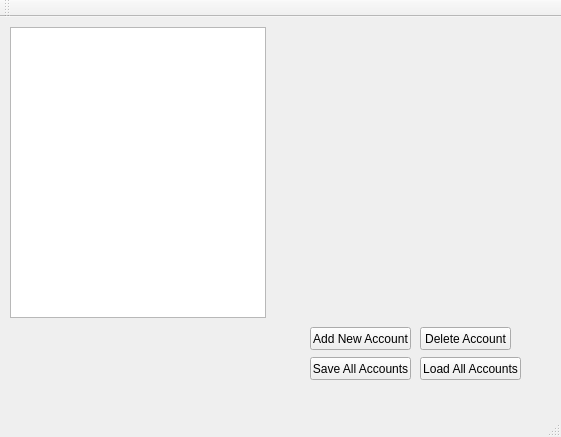
First picture: the form in mainwindow.ui, repository kingyy2013/autobot, before the edit.
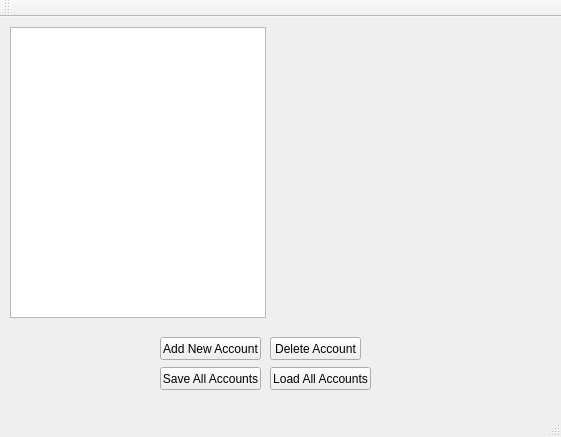
Second picture: the form after the edit.

What changed in the file:
```diff
--- a/mainwindow.ui
+++ b/mainwindow.ui
@@ -17,8 +17,8 @@
    <widget class="QPushButton" name="pushButton_add">
     <property name="geometry">
      <rect>
-      <x>310</x>
-      <y>310</y>
+      <x>160</x>
+      <y>320</y>
       <width>101</width>
       <height>23</height>
      </rect>
@@ -30,8 +30,8 @@
    <widget class="QPushButton" name="pushButton_delete">
     <property name="geometry">
      <rect>
-      <x>420</x>
-      <y>310</y>
+      <x>270</x>
+      <y>320</y>
       <width>91</width>
       <height>23</height>
      </rect>
@@ -43,8 +43,8 @@
    <widget class="QPushButton" name="pushButton_saveall">
     <property name="geometry">
      <rect>
-      <x>310</x>
-      <y>340</y>
+      <x>160</x>
+      <y>350</y>
       <width>101</width>
       <height>23</height>
      </rect>
@@ -56,8 +56,8 @@
    <widget class="QPushButton" name="pushButton_loadall">
     <property name="geometry">
      <rect>
-      <x>420</x>
-      <y>340</y>
+      <x>270</x>
+      <y>350</y>
       <width>101</width>
       <height>23</height>
      </rect>
```
